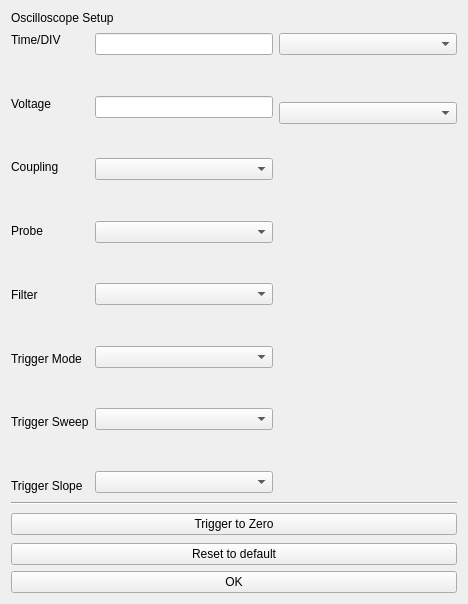
Above: Oscilloscope/oscisetup.ui from jiwon8578/Oscilloscope before the change. Below: the same form after it.
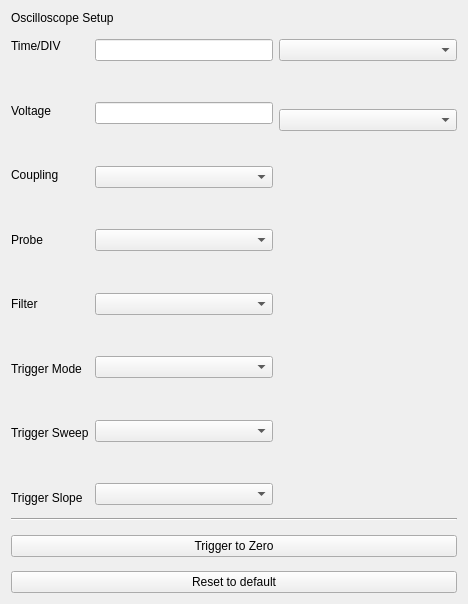
That is the form after the change.

Commit message: Start버튼 누르면 바로 그래프나오게!

The edit to the form file:
```diff
--- a/Oscilloscope/oscisetup.ui
+++ b/Oscilloscope/oscisetup.ui
@@ -551,13 +551,6 @@
          </property>
         </widget>
        </item>
-       <item>
-        <widget class="QPushButton" name="setupButton">
-         <property name="text">
-          <string>OK</string>
-         </property>
-        </widget>
-       </item>
       </layout>
      </item>
     </layout>
```
Left out of the diff: 19 changed lines with no effect on the pictures. The commit also changes 4 other files.
